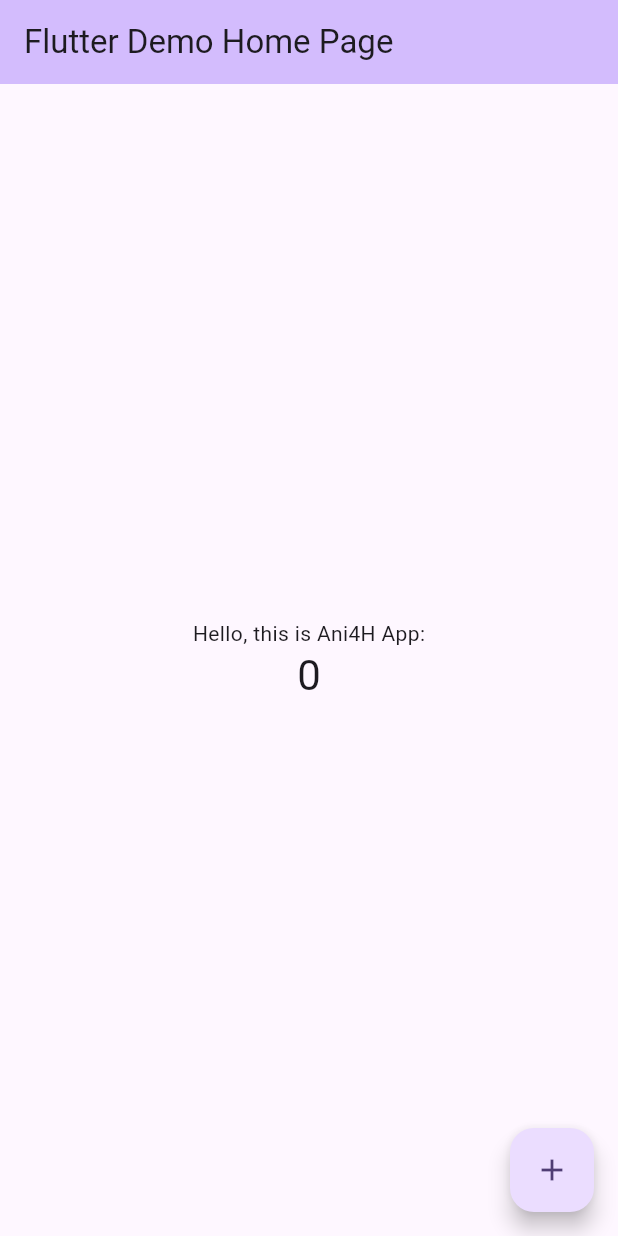
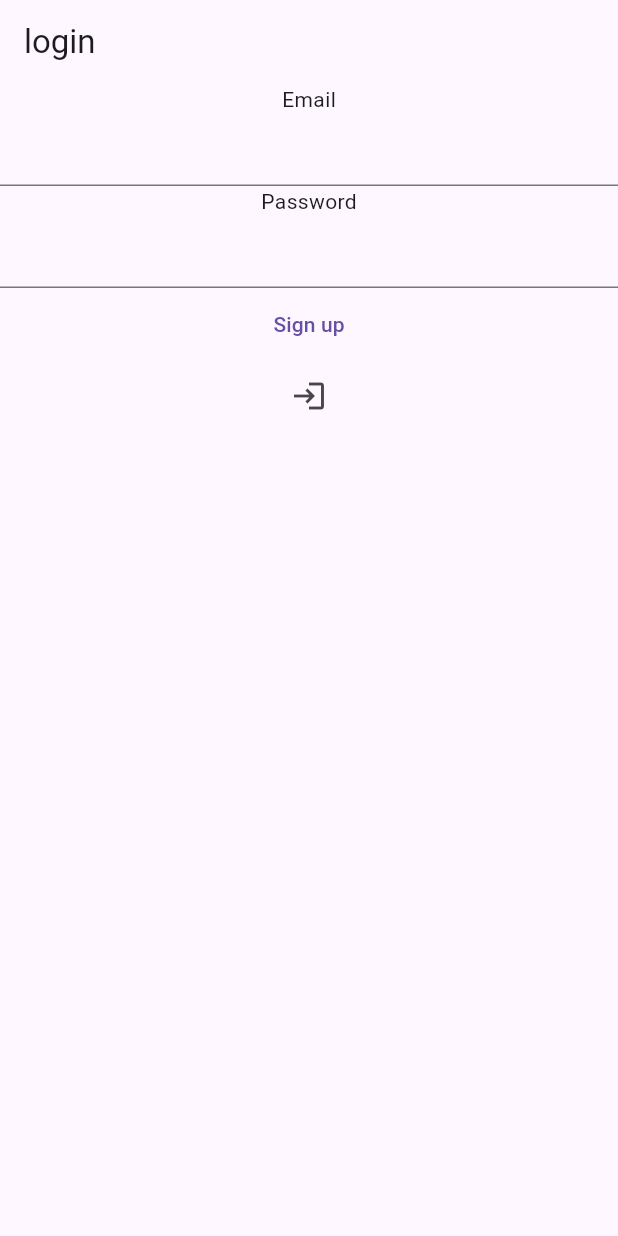
Before and after one commit to caovanhoang63/ani4h_app, a Flutter app: the screen it shows after launch, on a phone screen of 412 x 824 dp. Run offline on Flutter 3.47's test engine with Material 3 defaults, Android fonts, the light colour scheme and no system bars; our stand-ins replace flutter_riverpod, go_router.

Commit message:
feat: two first screens

```diff
--- /dev/null
+++ b/lib/core/route/go_router_provider.dart
@@ -0,0 +1,18 @@
+import 'package:ani4h_app/core/route/route_name.dart';
+import 'package:ani4h_app/features/login/presentation/ui/login_screen.dart';
+import 'package:ani4h_app/features/signup/presentation/ui/login_screen.dart';
+import 'package:flutter_riverpod/flutter_riverpod.dart';
+import 'package:go_router/go_router.dart';
+
+final goRouterProvider = Provider<GoRouter>((ref) {
+  return GoRouter(initialLocation: loginRoute, routes: [
+    GoRoute(
+        path: loginRoute,
+        name: loginRoute,
+        builder: (context, state) => const LoginScreen()),
+    GoRoute(
+        path: signupRoute,
+        name: signupRoute,
+        builder: (context, state) => const SignUpScreen()),
+  ]);
+});
--- /dev/null
+++ b/lib/core/route/route_name.dart
@@ -0,0 +1,3 @@
+const String loginRoute = "/login";
+const String homeRoute = "/home";
+const String signupRoute = "/signup";
--- /dev/null
+++ b/lib/features/login/presentation/ui/login_screen.dart
@@ -0,0 +1,43 @@
+import 'package:ani4h_app/core/route/go_router_provider.dart';
+import 'package:ani4h_app/core/route/route_name.dart';
+import 'package:flutter/cupertino.dart';
+import 'package:flutter/material.dart';
+import 'package:flutter_riverpod/flutter_riverpod.dart';
+import 'package:go_router/go_router.dart';
+
+class LoginScreen extends ConsumerStatefulWidget {
+  const LoginScreen({super.key});
+
+  @override
+  ConsumerState createState() => _LoginScreenState();
+}
+
+class _LoginScreenState extends ConsumerState<LoginScreen> {
+  @override
+  Widget build(BuildContext context) {
+    return Scaffold(
+      appBar: AppBar(
+        title: const Text("login"),
+      ),
+      body: Column(
+        children: [
+          const Text("Email",textAlign: TextAlign.left,),
+          TextField(
+            textAlign: TextAlign.center,
+          ),
+          const Text("Password",textAlign: TextAlign.left,),
+          TextField(
+            style: TextStyle(
+              color: Colors.red
+            ),
+            textAlign: TextAlign.center,
+          ),
+          TextButton(onPressed: ()=>{
+            context.push(signupRoute)
+          }, child: const Text("Sign up")),
+          IconButton(onPressed: () => {}, icon: const Icon(Icons.login)),
+        ],
+      ),
+    );
+  }
+}
--- /dev/null
+++ b/lib/features/signup/presentation/ui/login_screen.dart
@@ -0,0 +1,26 @@
+import 'package:flutter/cupertino.dart';
+import 'package:flutter/material.dart';
+import 'package:flutter_riverpod/flutter_riverpod.dart';
+
+class SignUpScreen extends ConsumerStatefulWidget {
+  const SignUpScreen({super.key});
+
+  @override
+  ConsumerState createState() => _SignUpScreenState();
+}
+
+class _SignUpScreenState extends ConsumerState<SignUpScreen> {
+  @override
+  Widget build(BuildContext context) {
+    return Scaffold(
+      appBar: AppBar(
+        title: const Text("signup"),
+      ),
+      body: Column(
+        children: [
+          const Text("SignUp Screen")
+        ],
+      ),
+    );
+  }
+}
--- a/lib/main.dart
+++ b/lib/main.dart
@@ -1,125 +1,11 @@
+import 'package:ani4h_app/main_widget.dart';
 import 'package:flutter/material.dart';
+import 'package:flutter_riverpod/flutter_riverpod.dart';
 
 void main() {
-  runApp(const MyApp());
+  runApp(
+    ProviderScope(
+      child: MainWidget(),
+    ),
+  );
 }
-
-class MyApp extends StatelessWidget {
-  const MyApp({super.key});
-
-  // This widget is the root of your application.
-  @override
-  Widget build(BuildContext context) {
-    return MaterialApp(
-      title: 'Flutter Demo',
-      theme: ThemeData(
-        // This is the theme of your application.
-        //
-        // TRY THIS: Try running your application with "flutter run". You'll see
-        // the application has a purple toolbar. Then, without quitting the app,
-        // try changing the seedColor in the colorScheme below to Colors.green
-        // and then invoke "hot reload" (save your changes or press the "hot
-        // reload" button in a Flutter-supported IDE, or press "r" if you used
-        // the command line to start the app).
-        //
-        // Notice that the counter didn't reset back to zero; the application
-        // state is not lost during the reload. To reset the state, use hot
-        // restart instead.
-        //
-        // This works for code too, not just values: Most code changes can be
-        // tested with just a hot reload.
-        colorScheme: ColorScheme.fromSeed(seedColor: Colors.deepPurple),
-        useMaterial3: true,
-      ),
-      home: const MyHomePage(title: 'Flutter Demo Home Page'),
-    );
-  }
-}
-
-class MyHomePage extends StatefulWidget {
-  const MyHomePage({super.key, required this.title});
-
-  // This widget is the home page of your application. It is stateful, meaning
-  // that it has a State object (defined below) that contains fields that affect
-  // how it looks.
-
-  // This class is the configuration for the state. It holds the values (in this
-  // case the title) provided by the parent (in this case the App widget) and
-  // used by the build method of the State. Fields in a Widget subclass are
-  // always marked "final".
-
-  final String title;
-
-  @override
-  State<MyHomePage> createState() => _MyHomePageState();
-}
-
-class _MyHomePageState extends State<MyHomePage> {
-  int _counter = 0;
-
-  void _incrementCounter() {
-    setState(() {
-      // This call to setState tells the Flutter framework that something has
-      // changed in this State, which causes it to rerun the build method below
-      // so that the display can reflect the updated values. If we changed
-      // _counter without calling setState(), then the build method would not be
-      // called again, and so nothing would appear to happen.
-      _counter++;
-    });
-  }
-
-  @override
-  Widget build(BuildContext context) {
-    // This method is rerun every time setState is called, for instance as done
-    // by the _incrementCounter method above.
-    //
-    // The Flutter framework has been optimized to make rerunning build methods
-    // fast, so that you can just rebuild anything that needs updating rather
-    // than having to individually change instances of widgets.
-    return Scaffold(
-      appBar: AppBar(
-        // TRY THIS: Try changing the color here to a specific color (to
-        // Colors.amber, perhaps?) and trigger a hot reload to see the AppBar
-        // change color while the other colors stay the same.
-        backgroundColor: Theme.of(context).colorScheme.inversePrimary,
-        // Here we take the value from the MyHomePage object that was created by
-        // the App.build method, and use it to set our appbar title.
-        title: Text(widget.title),
-      ),
-      body: Center(
-        // Center is a layout widget. It takes a single child and positions it
-        // in the middle of the parent.
-        child: Column(
-          // Column is also a layout widget. It takes a list of children and
-          // arranges them vertically. By default, it sizes itself to fit its
-          // children horizontally, and tries to be as tall as its parent.
-          //
-          // Column has various properties to control how it sizes itself and
-          // how it positions its children. Here we use mainAxisAlignment to
-          // center the children vertically; the main axis here is the vertical
-          // axis because Columns are vertical (the cross axis would be
-          // horizontal).
-          //
-          // TRY THIS: Invoke "debug painting" (choose the "Toggle Debug Paint"
-          // action in the IDE, or press "p" in the console), to see the
-          // wireframe for each widget.
-          mainAxisAlignment: MainAxisAlignment.center,
-          children: <Widget>[
-            const Text(
-              'Hello, this is Ani4H App:',
-            ),
-            Text(
-              '$_counter',
-              style: Theme.of(context).textTheme.headlineMedium,
-            ),
-          ],
-        ),
-      ),
-      floatingActionButton: FloatingActionButton(
-        onPressed: _incrementCounter,
-        tooltip: 'Increment',
-        child: const Icon(Icons.add),
-      ), // This trailing comma makes auto-formatting nicer for build methods.
-    );
-  }
-}
--- /dev/null
+++ b/lib/main_widget.dart
@@ -0,0 +1,16 @@
+import 'package:flutter/material.dart';
+import 'package:flutter_riverpod/flutter_riverpod.dart';
+import 'core/route/go_router_provider.dart';
+
+class MainWidget extends ConsumerWidget {
+  const MainWidget({super.key});
+
+  @override
+  Widget build(BuildContext context, WidgetRef ref) {
+    final goRouter = ref.watch(goRouterProvider);
+
+    return MaterialApp.router(
+      routerConfig: goRouter,
+    );
+  }
+}
```
Also changed, not shown: img.png (added), 1 other file.
